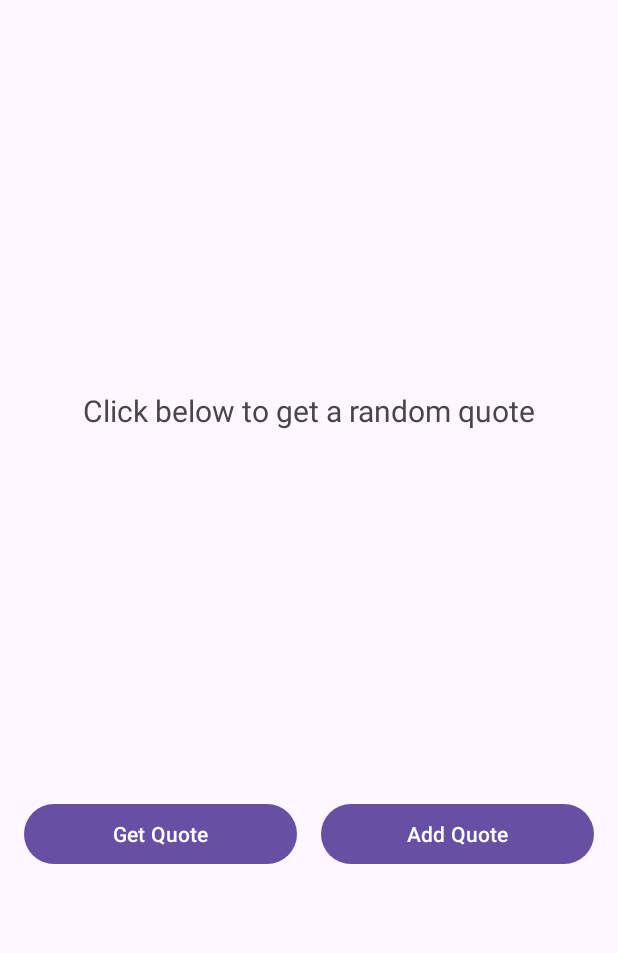
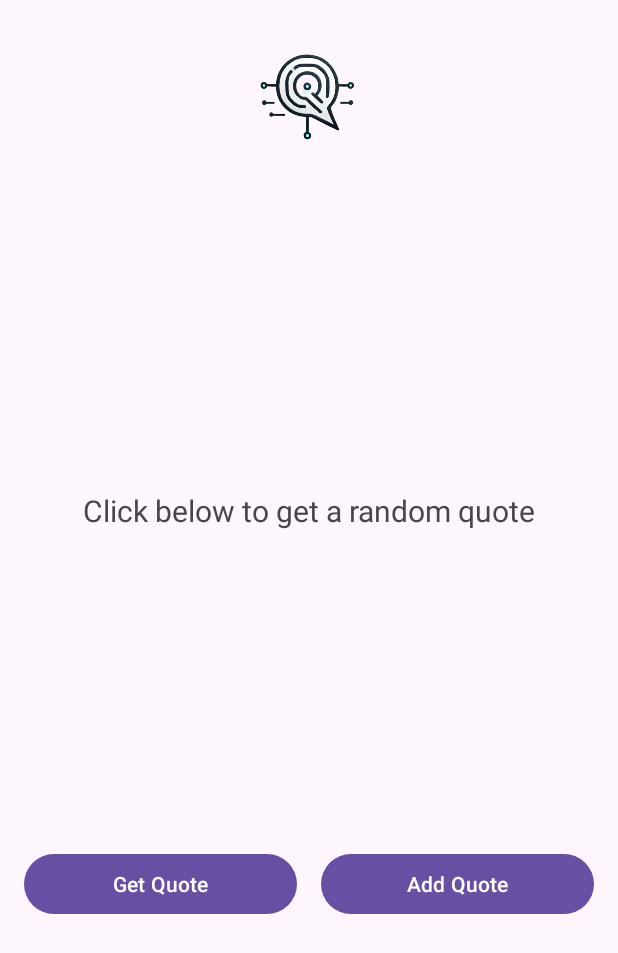
Before and after one commit to ayoubboulidam/Quote_G, an Android app: the screen it shows after launch (MainActivity), on a phone screen of 412 x 824 dp. Shown: the top 953 px of the screen. Run offline under Robolectric (Android 15) with nearby library versions, the phone set to English and light mode, and no system bars.

Commit message:
Add image - and title

```diff
--- a/app/src/main/AndroidManifest.xml
+++ b/app/src/main/AndroidManifest.xml
@@ -5,7 +5,7 @@
         android:allowBackup="true"
         android:dataExtractionRules="@xml/data_extraction_rules"
         android:fullBackupContent="@xml/backup_rules"
-        android:icon="@mipmap/ic_launcher"
+        android:icon="@mipmap/quote_logo"
         android:label="@string/app_name"
         android:roundIcon="@mipmap/ic_launcher_round"
         android:supportsRtl="true"
--- a/app/src/main/res/layout/activity_main.xml
+++ b/app/src/main/res/layout/activity_main.xml
@@ -9,6 +9,19 @@
     android:padding="16dp"
     tools:context=".MainActivity">
 
+    <!-- Logo ImageView at the top -->
+    <ImageView
+        android:id="@+id/logoImageView"
+        android:layout_width="100dp"
+        android:layout_height="100dp"
+        android:src="@mipmap/app_logo"
+        android:contentDescription="@string/app_name"
+        app:layout_constraintTop_toTopOf="parent"
+        app:layout_constraintStart_toStartOf="parent"
+        app:layout_constraintEnd_toEndOf="parent"
+        android:layout_marginBottom="16dp"/>
+
+    <!-- Quote TextView -->
     <TextView
         android:id="@+id/quoteTextView"
         android:layout_width="0dp"
@@ -17,22 +30,23 @@
         android:textSize="20sp"
         android:gravity="center"
         android:padding="16dp"
-        app:layout_constraintTop_toTopOf="parent"
-        app:layout_constraintBottom_toTopOf="@+id/buttonLayout"
+        app:layout_constraintTop_toBottomOf="@id/logoImageView"
         app:layout_constraintStart_toStartOf="parent"
-        app:layout_constraintEnd_toEndOf="parent"/>
+        app:layout_constraintEnd_toEndOf="parent"
+        app:layout_constraintBottom_toTopOf="@id/buttonLayout"/>
 
+    <!-- Button Layout -->
     <LinearLayout
         android:id="@+id/buttonLayout"
         android:layout_width="0dp"
         android:layout_height="wrap_content"
         android:orientation="horizontal"
-        app:layout_constraintTop_toBottomOf="@+id/quoteTextView"
-        app:layout_constraintBottom_toBottomOf="parent"
+        app:layout_constraintTop_toBottomOf="@id/quoteTextView"
         app:layout_constraintStart_toStartOf="parent"
         app:layout_constraintEnd_toEndOf="parent"
-        android:layout_gravity="center">
+        app:layout_constraintBottom_toBottomOf="parent">
 
+        <!-- Generate Quote Button -->
         <Button
             android:id="@+id/generateQuoteButton"
             android:layout_width="0dp"
@@ -41,6 +55,7 @@
             android:layout_weight="1"
             android:layout_marginEnd="8dp"/>
 
+        <!-- Add Quote Button -->
         <Button
             android:id="@+id/addQuoteButton"
             android:layout_width="0dp"
--- a/app/src/main/res/values/strings.xml
+++ b/app/src/main/res/values/strings.xml
@@ -1,3 +1,3 @@
 <resources>
-    <string name="app_name">My_Application</string>
+    <string name="app_name">Quote_G</string>
 </resources>
```
Also changed, not shown: app/src/main/res/mipmap-hdpi/app_logo.png (added), app/src/main/res/mipmap-hdpi/quote_logo.png (added).
